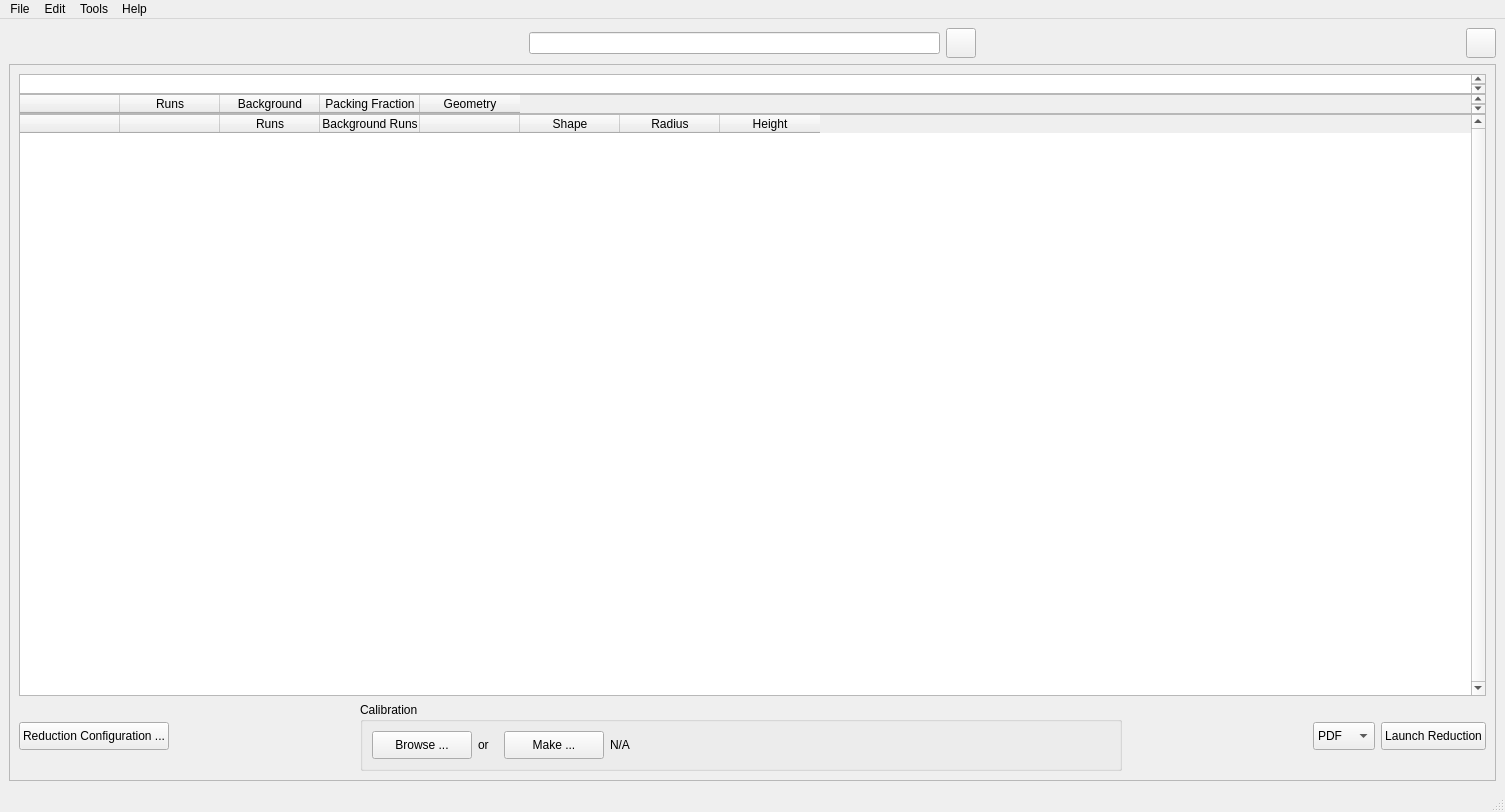
Above: addie/ui/processing_tab.ui from neutrons/addie before the change. Below: the same form after it.
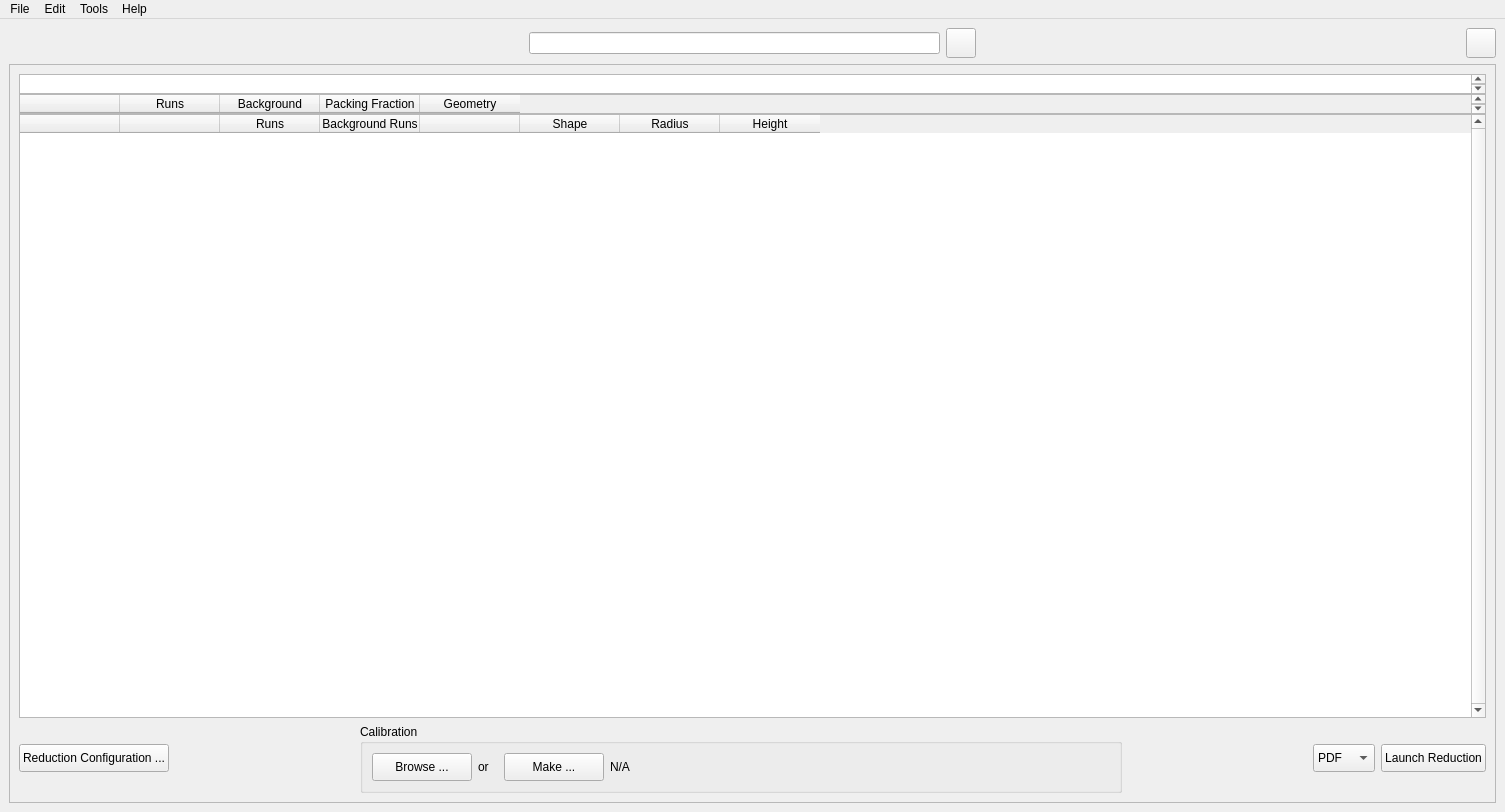
That is the form after the change.

Commit message: remove status bar

What changed in the file:
```diff
--- a/addie/ui/processing_tab.ui
+++ b/addie/ui/processing_tab.ui
@@ -612,7 +612,6 @@
    <addaction name="menuTools"/>
    <addaction name="menuHelp"/>
   </widget>
-  <widget class="QStatusBar" name="statusbar"/>
   <action name="actionReset_GSAS_tab">
    <property name="text">
     <string>Reset GSAS-tab</string>
```
The commit also changes 19 other files.
